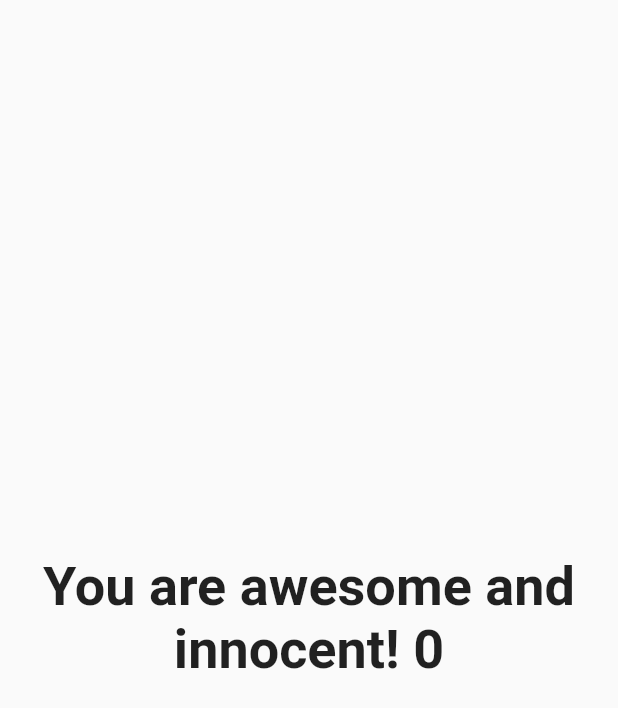
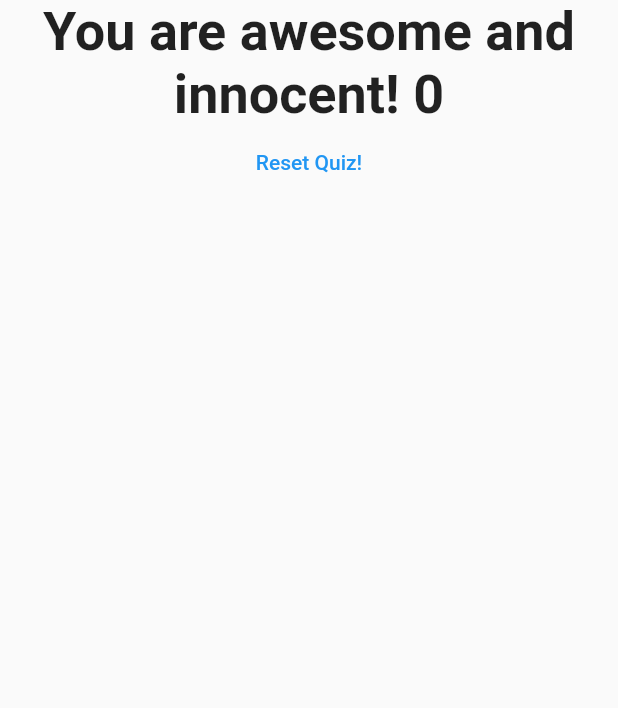
Before and after one commit to ParkSoravee/flutter_first_course, a Flutter app: the Result widget shown alone on an empty page, opened directly with empty values, on a phone screen of 412 x 824 dp. Shown: the top 708 px of the screen. Run offline on Flutter 3.47's test engine with Material 2 defaults, Android fonts, the phone set to English and light mode, and no system bars.

Commit message:
add resetquiz button and FINISH QUIZ APP

```diff
--- a/lib/result.dart
+++ b/lib/result.dart
@@ -2,8 +2,9 @@ import 'package:flutter/material.dart';
 
 class Result extends StatelessWidget {
   final int score;
+  final Function resetQuiz;
 
-  Result(this.score);
+  Result(this.score, this.resetQuiz);
 
   String get resultPhase {
     String resultText;
@@ -22,10 +23,21 @@ class Result extends StatelessWidget {
   @override
   Widget build(BuildContext context) {
     return Center(
-      child: Text(
-        resultPhase,
-        style: TextStyle(fontSize: 36, fontWeight: FontWeight.bold),
-        textAlign: TextAlign.center,
+      child: Column(
+        children: [
+          Text(
+            resultPhase,
+            style: TextStyle(fontSize: 36, fontWeight: FontWeight.bold),
+            textAlign: TextAlign.center,
+          ),
+          FlatButton(
+            onPressed: resetQuiz,
+            textColor: Colors.blue,
+            child: Text(
+              'Reset Quiz!',
+            ),
+          )
+        ],
       ),
     );
   }
```
Also changed, not shown: lib/main.dart (+8 -1 lines).
